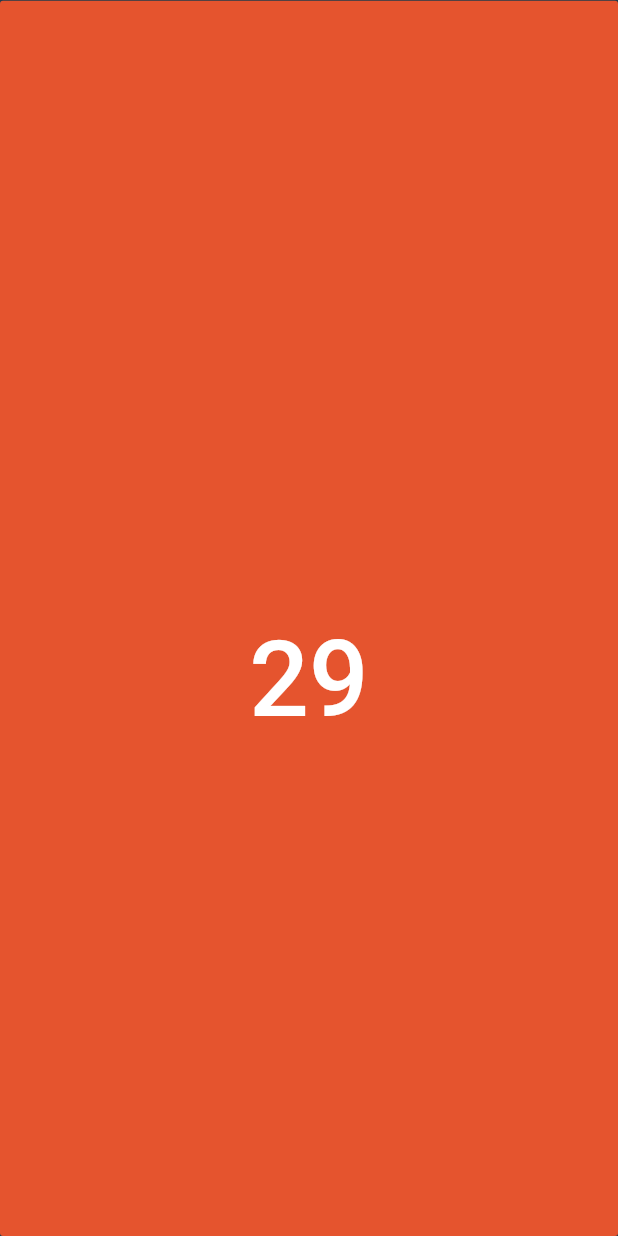
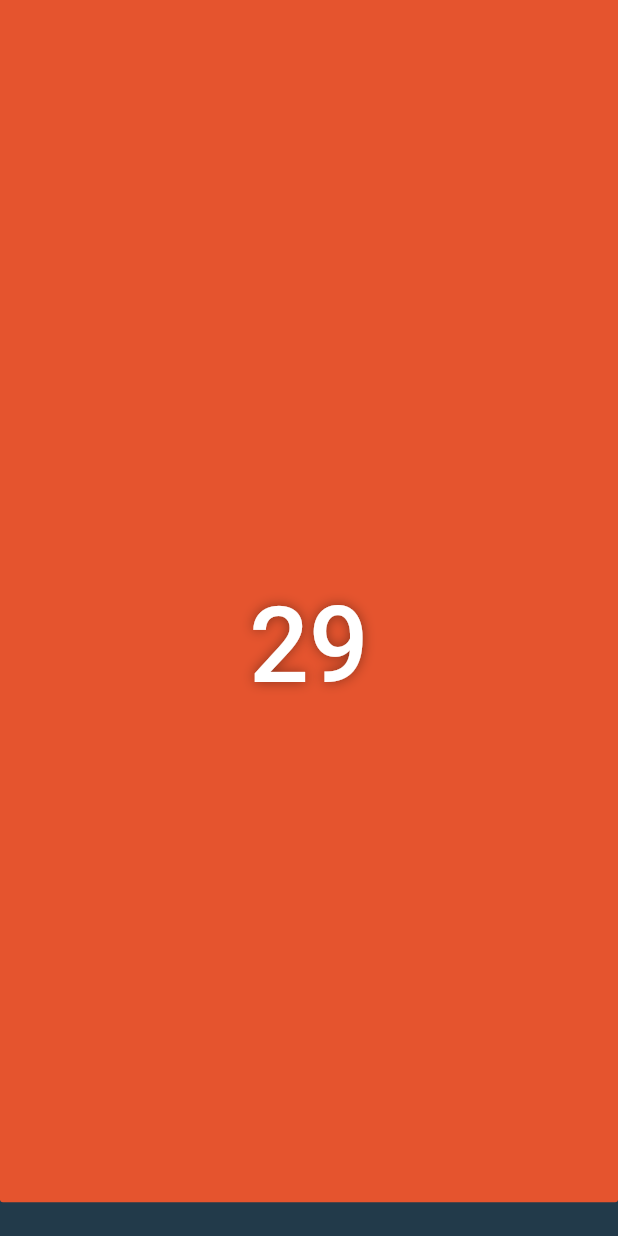
Before and after one commit to daviresio/playing_with_animations, a Flutter app: the screen it shows after launch, after a tap on "START", on a phone screen of 412 x 824 dp. Run offline on Flutter 3.47's test engine with Material 2 defaults, Android fonts, the phone set to English and light mode, and no system bars.

Commit message:
use tokens to default values

```diff
--- a/lib/helpers/math_helper.dart
+++ /dev/null
@@ -1,14 +0,0 @@
-class MathHelper {
-  static double remap(
-    double value,
-    double start1,
-    double stop1,
-    double start2,
-    double stop2,
-  ) {
-    final outgoing =
-        start2 + (stop2 - start2) * ((value - start1) / (stop1 - start1));
-
-    return outgoing;
-  }
-}
--- a/lib/helpers/sciensa_colors.dart
+++ b/lib/helpers/sciensa_colors.dart
@@ -1,9 +1,10 @@
-import 'package:flutter/widgets.dart';
+import 'package:flutter/material.dart';
 
 class SciensaColors {
   static const Color background = Color(0xff223a4a);
   static const Color red = Color(0xffe5542e);
-  static const Color white = Color(0xffffffff);
   static const Color gray1 = Color(0xff989393);
   static const Color gray2 = Color(0xff8c908f);
+  static const Color white = Colors.white;
+  static const Color black = Colors.black;
 }
--- a/lib/helpers/sciensa_radius.dart
+++ b/lib/helpers/sciensa_radius.dart
@@ -1,3 +1,4 @@
 class SciensaRadius {
   static const small = 2.0;
+  static const circle = 500.0;
 }
--- /dev/null
+++ b/lib/helpers/sciensa_spacing.dart
@@ -0,0 +1,5 @@
+class SciensaSpacing {
+  static const xxxs = 16.0;
+  static const xl = 80.0;
+  static const xxl = 130.0;
+}
--- /dev/null
+++ b/lib/helpers/text_extension.dart
@@ -0,0 +1,35 @@
+import 'package:flutter/widgets.dart';
+import 'package:test_sciensa/helpers/sciensa_colors.dart';
+
+extension TextExtension on Text {
+  Text title() {
+    return Text(
+      data!,
+      style: TextStyle(
+          color: SciensaColors.white,
+          fontSize: 70,
+          fontWeight: FontWeight.w500,
+          shadows: [
+            Shadow(
+              color: SciensaColors.black.withOpacity(0.4),
+              offset: Offset.zero,
+              blurRadius: 10,
+            ),
+          ]),
+    );
+  }
+
+  Text subtitle() {
+    return Text(
+      data!,
+      style: const TextStyle(color: SciensaColors.gray2, fontSize: 20),
+    );
+  }
+
+  Text button() {
+    return Text(
+      data!,
+      style: const TextStyle(color: SciensaColors.white, fontSize: 30),
+    );
+  }
+}
--- a/lib/home/components/animated_tick.dart
+++ /dev/null
@@ -1,34 +0,0 @@
-import 'package:flutter/material.dart';
-import 'package:test_sciensa/helpers/math_helper.dart';
-import 'package:test_sciensa/helpers/sciensa_colors.dart';
-
-class AnimatedTick extends StatelessWidget {
-  final Animation<double> animation;
-
-  const AnimatedTick({Key? key, required this.animation}) : super(key: key);
-
-  @override
-  Widget build(BuildContext context) {
-    final screenSize = MediaQuery.of(context).size;
-
-    return Center(
-      child: AnimatedBuilder(
-          animation: animation,
-          builder: (_, __) {
-            final width =
-                MathHelper.remap(animation.value, 0, 1, 0, screenSize.width);
-            final height =
-                MathHelper.remap(animation.value, 0, 1, 0, screenSize.height);
-
-            return Container(
-              width: width,
-              height: height,
-              decoration: BoxDecoration(
-                color: SciensaColors.red,
-                borderRadius: BorderRadius.circular(5.0),
-              ),
-            );
-          }),
-    );
-  }
-}
--- a/lib/home/components/circle_button.dart
+++ b/lib/home/components/circle_button.dart
@@ -1,13 +1,15 @@
 import 'package:flutter/material.dart';
 import 'package:test_sciensa/helpers/sciensa_colors.dart';
+import 'package:test_sciensa/helpers/sciensa_radius.dart';
+import 'package:test_sciensa/helpers/text_extension.dart';
 
 class CircleButton extends StatelessWidget {
-  final String title;
+  final String label;
   final void Function() onPressed;
 
   static const size = 150.0;
 
-  const CircleButton({Key? key, required this.title, required this.onPressed})
+  const CircleButton({Key? key, required this.label, required this.onPressed})
       : super(key: key);
 
   @override
@@ -20,12 +22,9 @@ class CircleButton extends StatelessWidget {
         alignment: Alignment.center,
         decoration: BoxDecoration(
           color: SciensaColors.red,
-          borderRadius: BorderRadius.circular(75),
+          borderRadius: BorderRadius.circular(SciensaRadius.circle),
         ),
-        child: const Text(
-          'START',
-          style: TextStyle(color: Colors.white, fontSize: 30),
-        ),
+        child: Text(label).button(),
       ),
     );
   }
--- a/lib/home/components/counter_painter.dart
+++ /dev/null
@@ -1,49 +0,0 @@
-import 'package:flutter/material.dart';
-import 'package:test_sciensa/helpers/math_helper.dart';
-import 'package:test_sciensa/helpers/sciensa_colors.dart';
-
-class CounterPainter extends CustomPainter {
-  final int seconds;
-  final Animation<double> scaleAnimation;
-  final Animation<double> cronAnimation;
-
-  CounterPainter({
-    required this.seconds,
-    required this.scaleAnimation,
-    required this.cronAnimation,
-  });
-
-  @override
-  void paint(Canvas canvas, Size size) {
-    final paint = Paint()
-      ..color = SciensaColors.red
-      ..style = PaintingStyle.fill;
-
-    final center = Offset(size.width / 2, size.height / 2);
-
-    final heightBySeconds =
-        MathHelper.remap(seconds.toDouble(), 0, 30, 0, size.height);
-
-    final fullWidth =
-        MathHelper.remap(scaleAnimation.value, 0, 1, 4, size.width);
-    final fullHeight =
-        MathHelper.remap(scaleAnimation.value, 0, 1, 30, size.height);
-
-    canvas.drawRect(
-      Rect.fromLTWH(
-        center.dx - fullWidth / 2,
-        heightBySeconds == 0
-            ? center.dy - fullHeight / 2
-            : size.height - heightBySeconds,
-        fullWidth,
-        fullHeight,
-      ),
-      paint,
-    );
-  }
-
-  @override
-  bool shouldRepaint(covariant CustomPainter oldDelegate) {
-    return true;
-  }
-}
--- a/lib/home/components/tick.dart
+++ b/lib/home/components/tick.dart
@@ -1,6 +1,7 @@
 import 'package:flutter/material.dart';
 import 'package:test_sciensa/helpers/sciensa_colors.dart';
 import 'package:test_sciensa/helpers/sciensa_radius.dart';
+import 'package:test_sciensa/helpers/sciensa_spacing.dart';
 
 class Tick extends StatefulWidget {
   const Tick({Key? key}) : super(key: key);
@@ -18,7 +19,7 @@ class _TickState extends State<Tick> {
       child: Container(
         width: Tick.tickSize.width,
         height: Tick.tickSize.height,
-        margin: const EdgeInsets.symmetric(horizontal: 16),
+        margin: const EdgeInsets.symmetric(horizontal: SciensaSpacing.xxxs),
         decoration: BoxDecoration(
           color: SciensaColors.gray1,
           borderRadius: BorderRadius.circular(SciensaRadius.small),
--- a/lib/home/home_page.dart
+++ b/lib/home/home_page.dart
@@ -1,9 +1,10 @@
 import 'dart:async';
 
 import 'package:flutter/material.dart';
-import 'package:test_sciensa/helpers/math_helper.dart';
 import 'package:test_sciensa/helpers/sciensa_colors.dart';
 import 'package:test_sciensa/helpers/sciensa_radius.dart';
+import 'package:test_sciensa/helpers/sciensa_spacing.dart';
+import 'package:test_sciensa/helpers/text_extension.dart';
 import 'package:test_sciensa/home/components/circle_button.dart';
 import 'package:test_sciensa/home/components/tick.dart';
 
@@ -25,15 +26,20 @@ class _HomePageState extends State<HomePage> with TickerProviderStateMixin {
   Animation<Size>? _translateBackgroundAnimation;
   Animation<double>? _translateTicksAnimation;
   Animation<double>? _translateTextAnimation;
+  Animation<double>? _translateButtonAnimation;
+  Animation<double>? _translateAnimatedTick;
 
-  final secondDuration = 1 / 31;
+  var _middleY = 0.0;
+  var _size = Size.zero;
+
+  final animatedTickHeight = Tick.tickSize.height * 1.5;
 
   @override
   void initState() {
     super.initState();
 
-    _animationCronController =
-        AnimationController(vsync: this, duration: const Duration(seconds: 31));
+    _animationCronController = AnimationController(
+        vsync: this, duration: Duration(seconds: _defaultSeconds + 1));
 
     _animationCronController.addListener(() {
       if (_animationCronController.status == AnimationStatus.completed) {
@@ -54,7 +60,19 @@ class _HomePageState extends State<HomePage> with TickerProviderStateMixin {
 
       _translateTextAnimation = Tween(
         begin: 0.0,
-        end: 130.0,
+        end: SciensaSpacing.xxl,
+      ).animate(CurvedAnimation(
+          parent: _animationElementsController, curve: Curves.easeIn));
+
+      _translateButtonAnimation = Tween(
+        begin: -CircleButton.size,
+        end: SciensaSpacing.xl,
+      ).animate(CurvedAnimation(
+          parent: _animationElementsController, curve: Curves.easeIn));
+
+      _translateAnimatedTick = Tween(
+        begin: _middleY,
+        end: 0.0,
       ).animate(CurvedAnimation(
           parent: _animationElementsController, curve: Curves.easeIn));
 
@@ -68,27 +86,27 @@ class _HomePageState extends State<HomePage> with TickerProviderStateMixin {
     super.dispose();
   }
 
-  void _startCron(Size screenSize) {
-    final fraction = screenSize.height / 30;
-    var _lastHeight = screenSize.height;
-    var _lastTranslated = screenSize.height;
+  void _startCron() {
+    final fraction = _size.height / _defaultSeconds;
+    var _lastHeight = _size.height;
+    var _lastTranslated = _size.height;
 
     _scaleBackgroundAnimation = TweenSequence(<TweenSequenceItem<Size>>[
       TweenSequenceItem(
         tween: Tween(
-          begin: Size(Tick.tickSize.width, Tick.tickSize.height),
-          end: screenSize,
+          begin: Size(Tick.tickSize.width, animatedTickHeight),
+          end: _size,
         ).chain(CurveTween(curve: Curves.easeIn)),
         weight: 1,
       ),
-      ...List.generate(30, (index) {
+      ...List.generate(_defaultSeconds, (index) {
         final _currentHeight = _lastHeight;
         _lastHeight = _lastHeight - fraction;
+
         return TweenSequenceItem(
           tween: Tween(
-            begin: Size(screenSize.width, _currentHeight),
-            end:
-                Size(screenSize.width, _lastHeight.clamp(0, screenSize.height)),
+            begin: Size(_size.width, _currentHeight),
+            end: Size(_size.width, _lastHeight.clamp(0, _size.height)),
           ).chain(CurveTween(curve: Curves.easeInOut)),
           weight: 1,
         );
@@ -98,18 +116,18 @@ class _HomePageState extends State<HomePage> with TickerProviderStateMixin {
     _translateBackgroundAnimation = TweenSequence(<TweenSequenceItem<Size>>[
       TweenSequenceItem(
         tween: Tween(
-          begin: const Size(0, 0),
-          end: screenSize,
+          begin: Size.zero,
+          end: _size,
         ).chain(CurveTween(curve: Curves.easeIn)),
         weight: 1,
       ),
-      ...List.generate(30, (index) {
+      ...List.generate(_defaultSeconds, (index) {
         final _currentTranslated = _lastTranslated;
         _lastTranslated = _lastTranslated - fraction * 2;
         return TweenSequenceItem(
           tween: Tween(
-            begin: Size(screenSize.width, _currentTranslated),
-            end: Size(screenSize.width, _lastTranslated),
+            begin: Size(_size.width, _currentTranslated),
+            end: Size(_size.width, _lastTranslated),
           ).chain(CurveTween(curve: Curves.easeInOut)),
           weight: 1,
         );
@@ -133,20 +151,50 @@ class _HomePageState extends State<HomePage> with TickerProviderStateMixin {
 
   @override
   Widget build(BuildContext context) {
-    final size = MediaQuery.of(context).size;
-    final middleY = size.height / 2;
+    if (_size == Size.zero) {
+      _size = MediaQuery.of(context).size;
+      _middleY = _size.height / 2 - animatedTickHeight / 2;
+    }
 
     return Material(
+      color: SciensaColors.background,
+      child: SafeArea(
         child: Container(
           color: SciensaColors.background,
           child: Stack(
             children: [
               AnimatedBuilder(
                 animation: _animationElementsController,
-                builder: (_, __) {
+                builder: (_, __) => _leftTicks,
+              ),
+              AnimatedBuilder(
+                animation: _animationElementsController,
+                builder: (_, __) => _rightTicks,
+              ),
+              AnimatedBuilder(
+                animation: _animationElementsController,
+                builder: (_, __) => _startButton,
+              ),
+              AnimatedBuilder(
+                animation: Listenable.merge(
+                    [_animationCronController, _animationElementsController]),
+                builder: (_, __) => _animatedTick,
+              ),
+              AnimatedBuilder(
+                animation: _animationElementsController,
+                builder: (_, __) => _counter,
+              ),
+            ],
+          ),
+        ),
+      ),
+    );
+  }
+
+  Widget get _leftTicks {
     return Positioned(
       left: -(_translateTicksAnimation?.value ?? 0),
-                    top: middleY + Tick.tickSize.height / 2,
+      top: _middleY + Tick.tickSize.height / 2,
       child: Row(
         children: const [
           Tick(),
@@ -157,13 +205,12 @@ class _HomePageState extends State<HomePage> with TickerProviderStateMixin {
         ],
       ),
     );
-                }),
-            AnimatedBuilder(
-              animation: _animationElementsController,
-              builder: (_, __) {
+  }
+
+  Widget get _rightTicks {
     return Positioned(
       right: -(_translateTicksAnimation?.value ?? 0),
-                  top: middleY + Tick.tickSize.height / 2,
+      top: _middleY + Tick.tickSize.height / 2,
       child: Row(
         children: const [
           Tick(),
@@ -174,99 +221,65 @@ class _HomePageState extends State<HomePage> with TickerProviderStateMixin {
         ],
       ),
     );
-              },
-            ),
-            AnimatedBuilder(
-              animation: _animationElementsController,
-              builder: (_, __) {
-                return Positioned(
-                  left: size.width / 2 - CircleButton.size / 2,
-                  bottom: MathHelper.remap(_animationElementsController.value,
-                      0, 1, -CircleButton.size, 80),
-                  child: CircleButton(
-                    title: 'START',
-                    onPressed: () => _startCron(size),
-                  ),
-                );
-              },
-            ),
-            AnimatedBuilder(
-              animation: Listenable.merge(
-                  [_animationCronController, _animationElementsController]),
-              builder: (_, __) {
+  }
+
+  Widget get _animatedTick {
+    final translateBgValue =
+        (_translateBackgroundAnimation?.value ?? const Size(0, 0));
+
+    final scaleBgValue = _scaleBackgroundAnimation?.value ??
+        Size(Tick.tickSize.width, animatedTickHeight);
+
+    final translatedTickValue =
+        _animationCronController.status == AnimationStatus.forward
+            ? 0.0
+            : _translateAnimatedTick?.value ?? 0;
+
     return Positioned(
       left: 0,
-                  top: MathHelper.remap(
-                    _animationCronController.status == AnimationStatus.forward
-                        ? 1
-                        : _animationElementsController.value,
-                    0,
-                    1,
-                    middleY,
-                    0,
-                  ),
+      top: translatedTickValue,
       child: IgnorePointer(
         child: Transform.translate(
-                      offset: Offset(
-                          size.width / 2 -
-                              (_translateBackgroundAnimation?.value.width ??
-                                      0) /
-                                  2,
-                          middleY -
-                              (_translateBackgroundAnimation?.value.height ??
-                                      0) /
-                                  2),
+          offset: Offset(_size.width / 2 - translateBgValue.width / 2,
+              _middleY - translateBgValue.height / 2),
           child: Container(
-                        width: _scaleBackgroundAnimation?.value.width ??
-                            Tick.tickSize.width,
-                        height: _scaleBackgroundAnimation?.value.height ??
-                            Tick.tickSize.height * 1.5,
+            width: scaleBgValue.width,
+            height: scaleBgValue.height,
             decoration: BoxDecoration(
               color: SciensaColors.red,
-                          borderRadius:
-                              BorderRadius.circular(SciensaRadius.small),
+              borderRadius: BorderRadius.circular(SciensaRadius.small),
             ),
           ),
         ),
       ),
     );
-              },
+  }
+
+  Widget get _startButton {
+    return Positioned(
+      left: _size.width / 2 - CircleButton.size / 2,
+      bottom: _translateButtonAnimation?.value ?? -CircleButton.size,
+      child: CircleButton(
+        label: 'START',
+        onPressed: _startCron,
       ),
-            AnimatedBuilder(
-              animation: _animationElementsController,
-              builder: (_, __) {
+    );
+  }
+
+  Widget get _counter {
     return Positioned(
       left: 0,
-                  top: middleY - (_translateTextAnimation?.value ?? 0),
+      top: _middleY - (_translateTextAnimation?.value ?? 0),
       child: SizedBox(
-                    width: size.width,
+        width: _size.width,
         child: Column(
           crossAxisAlignment: CrossAxisAlignment.center,
           children: [
-                        Text(
-                          _currentSeconds.toString(),
-                          style: const TextStyle(
-                            color: SciensaColors.white,
-                            fontSize: 70,
-                            fontWeight: FontWeight.w500,
-                          ),
-                        ),
-                        Opacity(
-                          opacity: (_animationElementsController.value * 10)
-                              .clamp(0, 1),
-                          child: const Text(
-                            'seconds',
-                            style: TextStyle(
-                              color: SciensaColors.gray2,
-                              fontSize: 20,
-                            ),
-                          ),
-                        ),
-                      ],
-                    ),
-                  ),
-                );
-              },
+            Text(_currentSeconds.toString()).title(),
+            AnimatedOpacity(
+              opacity: _animationElementsController.value == 1 ? 1 : 0,
+              duration: const Duration(milliseconds: 200),
+              child: const Text('seconds').subtitle(),
             ),
           ],
         ),
```
Lines whose indentation alone changed are shown as unchanged.
